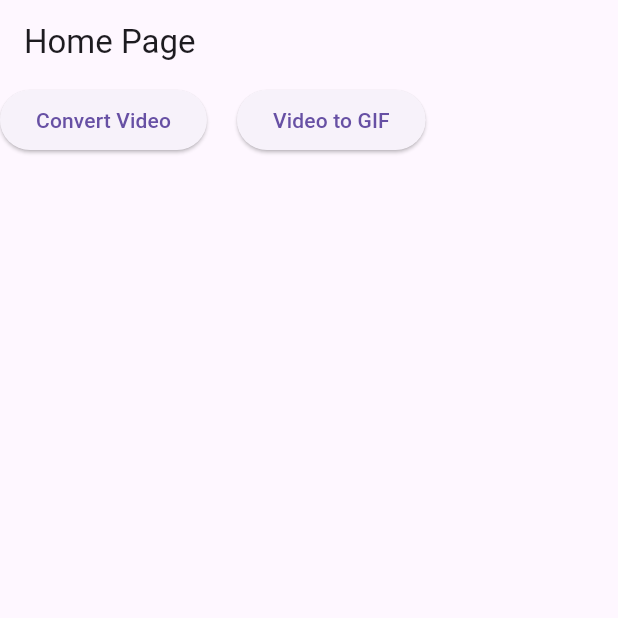
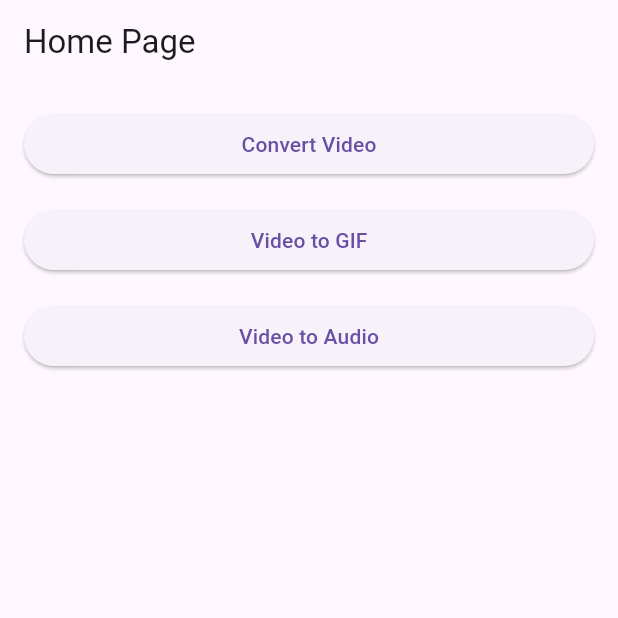
Before and after one commit to ahnafi/dianuin, a Flutter app: the screen it shows after launch, on a phone screen of 412 x 824 dp, the top half of it. Run offline on Flutter 3.47's test engine with Material 3 defaults, Android fonts, the phone set to English and light mode, and no system bars; our stand-ins replace file_picker, get; missing offline and left inert: ffmpeg_kit_flutter_new.

Commit message:
feat : video to audio

```diff
--- a/lib/app/pages/home_page.dart
+++ b/lib/app/pages/home_page.dart
@@ -11,7 +11,10 @@ class HomePage extends StatelessWidget {
       appBar: AppBar(
         title: const Text('Home Page'),
       ),
-      body: Row(
+      body: Padding(
+        padding: const EdgeInsets.all(16.0),
+        child: Column(
+          crossAxisAlignment: CrossAxisAlignment.stretch,
           children: [
             ElevatedButton(
               onPressed: () {
@@ -19,14 +22,22 @@ class HomePage extends StatelessWidget {
               },
               child: const Text('Convert Video'),
             ),
-          const SizedBox(width: 20),
+            const SizedBox(height: 16),
             ElevatedButton(
               onPressed: () {
-              Get.toNamed(AppRoutes.videogif);
+                Get.toNamed(AppRoutes.videoGif);
               },
               child: const Text('Video to GIF'),
             ),
+            const SizedBox(height: 16),
+            ElevatedButton(
+              onPressed: () {
+                Get.toNamed(AppRoutes.videoAudio);
+              },
+              child: const Text('Video to Audio'),
+            ),
           ],
+        ),
       ),
     );
   }
--- a/lib/app/routes/app_routes.dart
+++ b/lib/app/routes/app_routes.dart
@@ -1,16 +1,19 @@
 import 'package:dianuin/app/pages/home_page.dart';
+import 'package:dianuin/app/pages/video_audio_page.dart';
 import 'package:dianuin/app/pages/video_convert_page.dart';
 import 'package:dianuin/app/pages/video_gif_page.dart';
 import 'package:get/get.dart';
 
 class AppRoutes {
   static const String home = '/';
-  static const String convertVideo = '/convertvideo';
-  static const String videogif = '/videogif';
+  static const String convertVideo = '/convert-video';
+  static const String videoGif = '/video-to-gif';
+  static const String videoAudio = '/video-to-audio';
 
   static final routes = [
     GetPage(name: home, page: () => HomePage()),
     GetPage(name: convertVideo, page: () => VideoConvertPage()),
-    GetPage(name: videogif, page: () => VideoGifPage()),
+    GetPage(name: videoGif, page: () => VideoGifPage()),
+    GetPage(name: videoAudio, page: () => VideoAudioPage()),
   ];
 }
```
Also changed, not shown: lib/app/pages/video_audio_page.dart (added, +126 -0 lines). Lines whose indentation alone changed are shown as unchanged.
